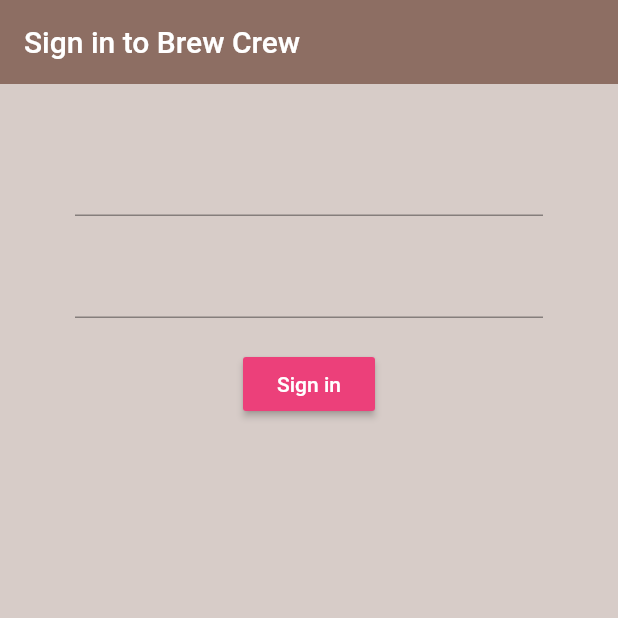
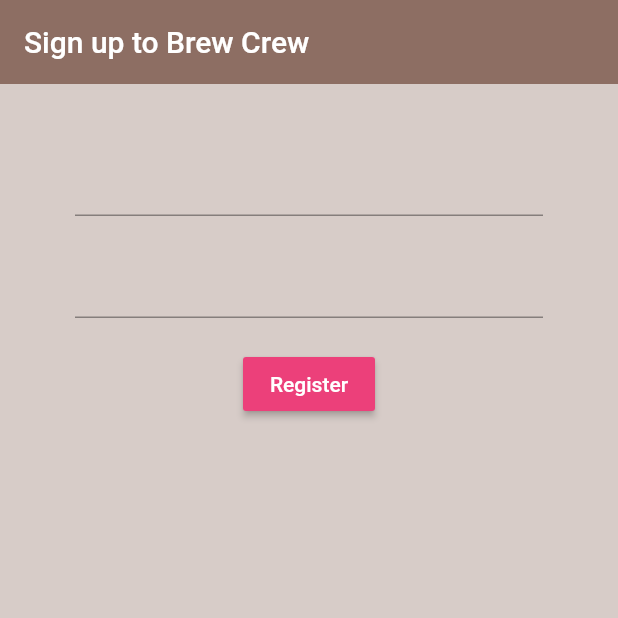
Before and after one commit to Williano/Brew-Crew, a Flutter app: the screen it shows after launch, on a phone screen of 412 x 824 dp, the top half of it. Run offline on Flutter 3.47's test engine with Material 2 defaults, Android fonts, the phone set to English and light mode, and no system bars; our stand-ins replace firebase_auth; accounts and stored records are empty.

Commit message:
Add register form"

```diff
--- a/lib/screens/authenticate/authenticate.dart
+++ b/lib/screens/authenticate/authenticate.dart
@@ -1,3 +1,4 @@
+import 'package:brew_crew/screens/authenticate/register.dart';
 import 'package:brew_crew/screens/authenticate/sign_in.dart';
 import "package:flutter/material.dart";
 
@@ -10,7 +11,7 @@ class _AuthenticateState extends State<Authenticate> {
   @override
   Widget build(BuildContext context) {
     return Container(
-      child: SignIn(),
+      child: Register(),
     );
   }
 }
--- /dev/null
+++ b/lib/screens/authenticate/register.dart
@@ -0,0 +1,61 @@
+import 'package:brew_crew/services/auth.dart';
+import 'package:flutter/material.dart';
+
+class Register extends StatefulWidget {
+  @override
+  _RegisterState createState() => _RegisterState();
+}
+
+class _RegisterState extends State<Register> {
+
+  final AuthService _auth = AuthService();
+
+  String email = "";
+  String password = "";
+
+
+  @override
+  Widget build(BuildContext context) {
+    return Scaffold(
+      backgroundColor: Colors.brown[100],
+      appBar: AppBar(
+       backgroundColor: Colors.brown[400],
+       elevation: 0.0,
+       title: Text("Sign up to Brew Crew")
+      ),
+      body: Container(
+        padding: EdgeInsets.symmetric(vertical: 20.0, horizontal: 50.0),
+        child: Form(
+          child: Column(
+          children: <Widget>[
+            SizedBox(height: 20.0),
+            TextFormField(
+              onChanged: (val) {
+                setState(() => email = val);
+              }
+            ),
+            SizedBox(height: 20.0),
+            TextFormField(
+              obscureText: true,
+              onChanged: (val) => password = val,
+            ),
+            SizedBox(height:20.0),
+            RaisedButton(
+              onPressed: () async {
+                print(email);
+                print(password);
+              },
+              color: Colors.pink[400],
+              child: Text(
+                "Register",
+                style: TextStyle(
+                  color: Colors.white
+                )
+              ),
+              )
+          ]
+        ),),
+      )
+    );
+  }
+}
```
